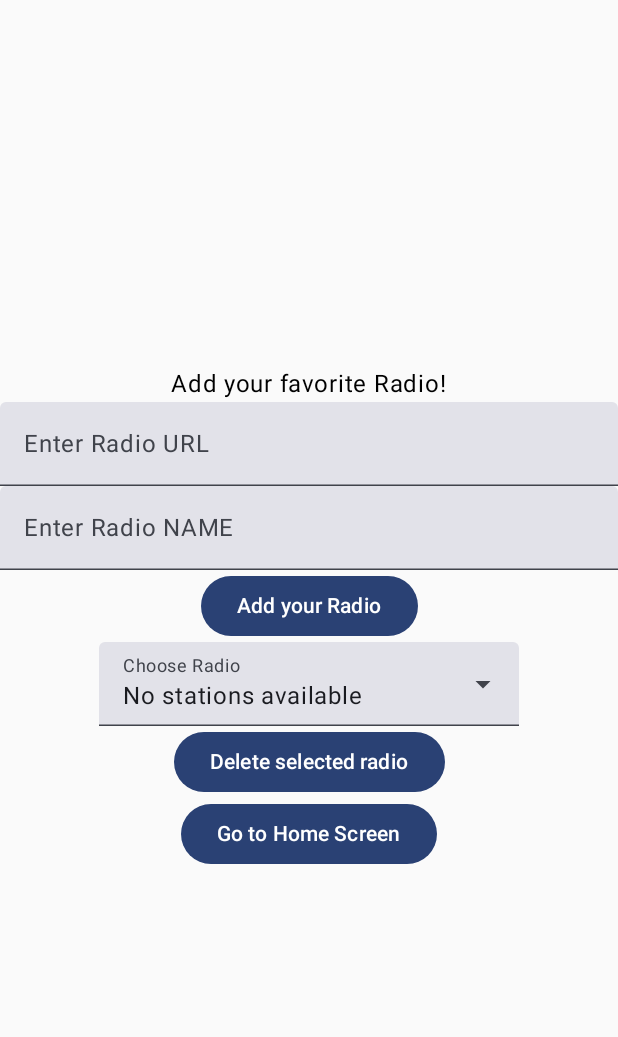
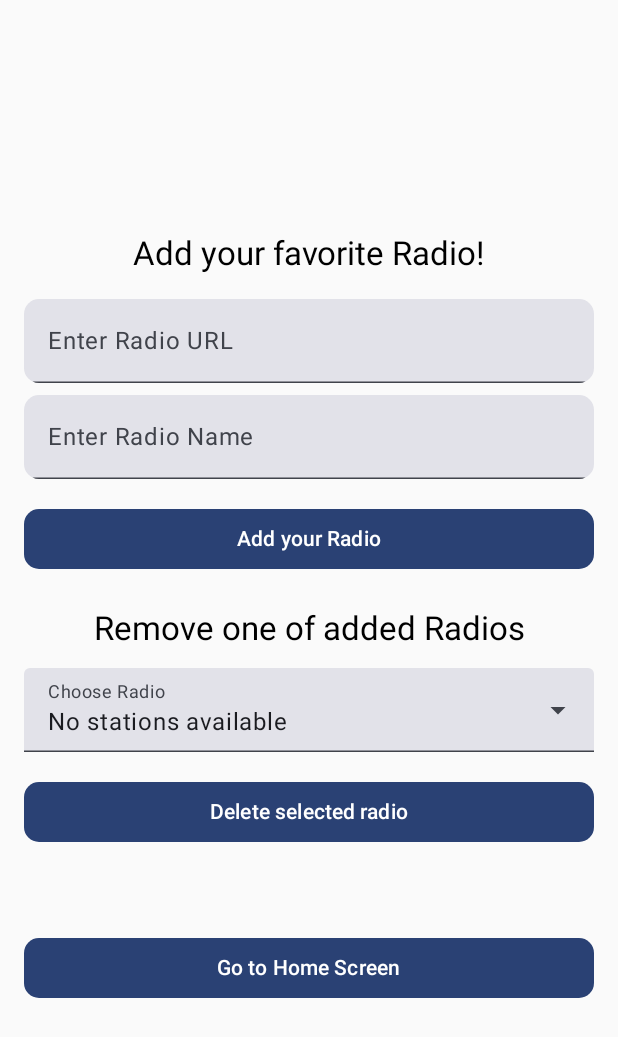
Before and after one commit to m-icha-l/Mood_Radio, an Android app built with Jetpack Compose: the FirstScreen screen opened through its navigation route, on a phone screen of 412 x 824 dp. Shown: the top 1037 px of the screen. Run offline under Robolectric (Android 15) with nearby library versions, the phone set to English and light mode, and no system bars; libraries missing offline, so code that uses them is left out: com.google.android.exoplayer2.

Commit message:
UI update

```diff
--- a/app/build.gradle.kts
+++ b/app/build.gradle.kts
@@ -54,6 +54,7 @@ dependencies {
     implementation(libs.androidx.navigation.compose)
     implementation(libs.material3)
     implementation(libs.androidx.compose.material3.material3.v100)
+    implementation(libs.androidx.material)
     implementation(libs.ui)
     implementation(libs.androidx.navigation.compose.v240alpha10)
     implementation(libs.gson)
--- a/app/src/main/java/com/example/wake_up_radio/MainActivity.kt
+++ b/app/src/main/java/com/example/wake_up_radio/MainActivity.kt
@@ -5,20 +5,16 @@ import android.os.Bundle
 import androidx.activity.ComponentActivity
 import androidx.activity.compose.setContent
 import androidx.compose.foundation.clickable
-import androidx.compose.foundation.layout.Arrangement
-import androidx.compose.foundation.layout.Column
-import androidx.compose.foundation.layout.fillMaxSize
-import androidx.compose.foundation.layout.fillMaxWidth
+import androidx.compose.foundation.layout.*
+import androidx.compose.foundation.shape.RoundedCornerShape
 import androidx.compose.material.icons.Icons
 import androidx.compose.material.icons.filled.ArrowDropDown
-import androidx.compose.material3.Button
-import androidx.compose.material3.Icon
-import androidx.compose.material3.Text
-import androidx.compose.material3.TextField
+import androidx.compose.material3.*
 import androidx.compose.runtime.*
 import androidx.compose.ui.Alignment
 import androidx.compose.ui.Modifier
 import androidx.compose.ui.platform.LocalContext
+import androidx.compose.ui.unit.dp
 import androidx.lifecycle.ViewModel
 import androidx.lifecycle.ViewModelProvider
 import androidx.lifecycle.viewmodel.compose.viewModel
@@ -27,12 +23,6 @@ import androidx.navigation.compose.NavHost
 import androidx.navigation.compose.composable
 import androidx.navigation.compose.rememberNavController
 import com.example.wake_up_radio.ui.theme.Wake_up_radioTheme
-import androidx.compose.material3.ExposedDropdownMenuBox
-import androidx.compose.material3.DropdownMenuItem
-import androidx.compose.material3.ExperimentalMaterial3Api
-
-import androidx.compose.runtime.Composable
-
 
 class MainActivity : ComponentActivity() {
     override fun onCreate(savedInstanceState: Bundle?) {
@@ -51,246 +41,222 @@ class ModelFactory(private val context: Context) : ViewModelProvider.Factory {
     }
 }
 
-
 @Composable
 fun NavigationGraph() {
-    // Create the NavController to manage navigation
     val navController = rememberNavController()
-
-    // Set up the navigation host
     NavHost(navController = navController, startDestination = "home") {
-        // Define Composables for each route
         composable("home") { RadioPlayerScreen(navController) }
-        composable("first_screen") { First_Screen(navController) }
+        composable("first_screen") { FirstScreen(navController) }
     }
 }
 
 @OptIn(ExperimentalMaterial3Api::class)
 @Composable
-fun RadioPlayerScreen(navController: NavController, modifier: Modifier = Modifier) {
+fun RadioPlayerScreen(navController: NavController) {
     val context = LocalContext.current
-     // Tworzenie ViewModel
     val myViewModel: Model_logic = viewModel(factory = ModelFactory(context))
-    val isPlaying by myViewModel::isPlaying // Obserwacja stanu
+    val isPlaying by myViewModel::isPlaying
+
+    val radioNames = context.resources.getStringArray(R.array.radio_names)
+    val radioLinks = context.resources.getStringArray(R.array.radio_links)
+    var selectedOption by remember { mutableStateOf(radioNames[0]) }
+
+    val namesNew = myViewModel.get_radio_names()
+    val linksNew = myViewModel.get_radio_links()
+    var selectedOptionNew by remember { mutableStateOf(namesNew.firstOrNull() ?: "No stations available") }
+
+    var expandedFavorites by remember { mutableStateOf(false) }
+    var expandedAll by remember { mutableStateOf(false) }
 
     Column(
-        modifier = Modifier.fillMaxSize(),
+        modifier = Modifier
+            .fillMaxSize()
+            .padding(16.dp),
         verticalArrangement = Arrangement.Center,
         horizontalAlignment = Alignment.CenterHorizontally
     ) {
-        val radioNames = context.resources.getStringArray(R.array.radio_names)
-        val radioLinks = context.resources.getStringArray(R.array.radio_links)
-        var selectedOption by remember { mutableStateOf(radioNames[0]) }
+        CustomDropdownMenu(
+            label = "Choose your Radio",
+            options = namesNew,
+            selectedOption = selectedOptionNew,
+            onSelect = { index ->
+                selectedOptionNew = namesNew[index]
+                myViewModel.change_radio(linksNew[index])
+            },
+            expanded = expandedFavorites,
+            onExpandChange = { expandedFavorites = it }
+        )
 
-        val names_new = myViewModel.get_radio_names()
-        val links_new = myViewModel.get_radio_links()
-        var selectedOption_new by remember { mutableStateOf(names_new.firstOrNull() ?: "No stations available") }
+        Spacer(modifier = Modifier.height(16.dp))
 
-        var expandedFavorites by remember { mutableStateOf(false) }
-        var expandedAll by remember { mutableStateOf(false) }
+        CustomDropdownMenu(
+            label = "Choose from default stations",
+            options = radioNames.toList(),
+            selectedOption = selectedOption,
+            onSelect = { index ->
+                selectedOption = radioNames[index]
+                myViewModel.change_radio(radioLinks[index])
+            },
+            expanded = expandedAll,
+            onExpandChange = { expandedAll = it }
+        )
 
-        // ExposedDropdownMenuBox
-        ExposedDropdownMenuBox(
-            expanded = expandedFavorites,
-            onExpandedChange = { expandedFavorites = it }
+        Spacer(modifier = Modifier.height(24.dp))
+
+        Button(
+            onClick = { myViewModel.pause_play() },
+            shape = RoundedCornerShape(10.dp),
+            modifier = Modifier.fillMaxWidth()
         ) {
-            TextField(
-                value = selectedOption_new,
-                onValueChange = {},
-                readOnly = true, // Zapobiega ręcznej edycji
-                modifier = Modifier
-                    .menuAnchor() // Wymagane dla Material3
-                    .clickable { expandedFavorites = true }, // Kliknięcie otwiera menu
-                label = { Text("Choose your Radio") },
-                trailingIcon = {
-                    Icon(
-                        imageVector = Icons.Default.ArrowDropDown,
-                        contentDescription = "Expand",
-                        modifier = Modifier.clickable { expandedFavorites = true } // Kliknięcie również rozwija
-                    )
-                }
-            )
-            // Menu Dropdown
-            ExposedDropdownMenu(
-                expanded = expandedFavorites,
-                onDismissRequest = { expandedFavorites = false } // Zamknięcie menu po kliknięciu poza
-            ) {
-                names_new.forEachIndexed { index, radio ->
-                    DropdownMenuItem(
-                        text = { Text(radio) },
-                        onClick = {
-                            selectedOption_new = radio
-                            myViewModel.change_radio(links_new[index])
-                            expandedFavorites = false
-                        }
-                    )
-                }
-            }
-        }
-
-
-
-        ExposedDropdownMenuBox(
-            expanded = expandedAll,
-            onExpandedChange = { expandedAll = it }
-        ) {
-            TextField(
-                value = selectedOption,
-                onValueChange = {},
-                readOnly = true,
-                modifier = Modifier
-                    .menuAnchor()
-                    .clickable { expandedAll = true },
-                label = { Text("Choose radio from default stations") },
-                trailingIcon = {
-                    Icon(
-                        imageVector = Icons.Default.ArrowDropDown,
-                        contentDescription = "Expand",
-                        modifier = Modifier.clickable { expandedAll = true }
-                    )
-                }
-            )
-            ExposedDropdownMenu(
-                expanded = expandedAll,
-                onDismissRequest = { expandedAll = false }
-            ) {
-                radioNames.forEach { radio ->
-                    DropdownMenuItem(
-                        text = { Text(radio) },
-                        onClick = {
-                            selectedOption = radio
-                            val index = radioNames.indexOf(radio)
-                            myViewModel.change_radio(radioLinks[index])
-                            expandedAll = false
-                        }
-                    )
-                }
-            }
-        }
-
-        // Przycisk Play / Stop
-        Button(onClick = { myViewModel.pause_play() }) {
             Text(if (isPlaying) "Stop" else "Play")
         }
 
-        // Przycisk nawigacyjny
-        Button(onClick = { navController.navigate("first_screen") }) {
-            Text("Go to Radio Menager")
+        Spacer(modifier = Modifier.height(16.dp))
+
+        Button(
+            onClick = { navController.navigate("first_screen") },
+            shape = RoundedCornerShape(10.dp),
+            modifier = Modifier.fillMaxWidth()
+        ) {
+            Text("Go to Radio Manager")
         }
     }
 }
 
-
-
-
-
-
 @OptIn(ExperimentalMaterial3Api::class)
 @Composable
-fun First_Screen(navController: NavController) {
+fun FirstScreen(navController: NavController) {
     val context = LocalContext.current
     val myViewModel: Model_logic = viewModel(factory = ModelFactory(context))
     val isPlaying by myViewModel::isPlaying
 
-
-    val names_new = myViewModel.get_radio_names()
-    val links_new = myViewModel.get_radio_links()
-    var selectedOption_new by remember { mutableStateOf(names_new.firstOrNull() ?: "No stations available") }
+    val namesNew = myViewModel.get_radio_names()
+    val linksNew = myViewModel.get_radio_links()
+    var selectedOptionNew by remember { mutableStateOf(namesNew.firstOrNull() ?: "No stations available") }
 
     var expandedFavorites by remember { mutableStateOf(false) }
-    var del_radio by remember { mutableStateOf("") }
+    var delRadio by remember { mutableStateOf("") }
+    var userLink by remember { mutableStateOf("") }
+    var userRadioName by remember { mutableStateOf("") }
 
-    // Simple UI for second screen
     Column(
-        modifier = Modifier.fillMaxSize(),
+        modifier = Modifier
+            .fillMaxSize()
+            .padding(16.dp),
         verticalArrangement = Arrangement.Center,
         horizontalAlignment = Alignment.CenterHorizontally
     ) {
-        var user_link by remember { mutableStateOf("") }
-        var user_radio_name by remember { mutableStateOf("") }
-        Text("Add your favorite Radio!")
-        TextField(
-            value = user_link,
-            onValueChange = { user_link = it },
-            label = { Text("Enter Radio URL") },
-            modifier = Modifier.fillMaxWidth()
-        )
-        TextField(
-            value = user_radio_name,
-            onValueChange = { user_radio_name = it },
-            label = { Text("Enter Radio NAME") },
-            modifier = Modifier.fillMaxWidth()
-        )
+        Text("Add your favorite Radio!", style = MaterialTheme.typography.titleLarge)
+
+        Spacer(modifier = Modifier.height(12.dp))
+
+        CustomTextField("Enter Radio URL", userLink) { userLink = it }
+        CustomTextField("Enter Radio Name", userRadioName) { userRadioName = it }
+
+        Spacer(modifier = Modifier.height(12.dp))
+
         Button(
             onClick = {
-                if(isPlaying)
-                {
-                    myViewModel.pause_play()
-                }
-                myViewModel.add_Radio_Station(user_link,user_radio_name)
-        }) {
+                if (isPlaying) myViewModel.pause_play()
+                myViewModel.add_Radio_Station(userLink, userRadioName)
+            },
+            shape = RoundedCornerShape(10.dp),
+            modifier = Modifier.fillMaxWidth()
+        ) {
             Text("Add your Radio")
         }
 
-        ExposedDropdownMenuBox(
+        Spacer(modifier = Modifier.height(22.dp))
+        Text("Remove one of added Radios", style = MaterialTheme.typography.titleLarge)
+        Spacer(modifier = Modifier.height(12.dp))
+        CustomDropdownMenu(
+            label = "Choose Radio",
+            options = namesNew,
+            selectedOption = selectedOptionNew,
+            onSelect = { index ->
+                selectedOptionNew = namesNew[index]
+                delRadio = namesNew[index]
+            },
             expanded = expandedFavorites,
-            onExpandedChange = { expandedFavorites = it }
+            onExpandChange = { expandedFavorites = it }
+        )
+
+        Spacer(modifier = Modifier.height(16.dp))
+
+        Button(
+            onClick = {
+                if (isPlaying) myViewModel.pause_play()
+                val index = namesNew.indexOf(delRadio)
+                if (index != -1) myViewModel.remove_Radio_Station(linksNew[index], delRadio)
+            },
+            shape = RoundedCornerShape(10.dp),
+            modifier = Modifier.fillMaxWidth()
         ) {
-            TextField(
-                value = selectedOption_new,
-                onValueChange = {},
-                readOnly = true,
-                modifier = Modifier
-                    .menuAnchor()
-                    .clickable { expandedFavorites = true },
-                label = { Text("Choose Radio") },
-                trailingIcon = {
-                    Icon(
-                        imageVector = Icons.Default.ArrowDropDown,
-                        contentDescription = "Expand",
-                        modifier = Modifier.clickable { expandedFavorites = true }
-                    )
-                }
-            )
-            // Menu Dropdown
-            ExposedDropdownMenu(
-                expanded = expandedFavorites,
-                onDismissRequest = { expandedFavorites = false }
-            ) {
-                names_new.forEachIndexed { index, radio ->
-                    DropdownMenuItem(
-                        text = { Text(radio) },
-                        onClick = {
-                            selectedOption_new = radio
-                            selectedOption_new = radio
-                            del_radio = radio
-                            expandedFavorites = false
-                        }
-                    )
-                }
-            }
-        }
-        Button(onClick =
-        {
-            if(isPlaying)
-            {
-                myViewModel.pause_play()
-            }
-            if (del_radio.isNotEmpty())
-            {
-                val index = names_new.indexOf(del_radio)
-
-                if (index != -1) {
-                    myViewModel.remove_Radio_Station(links_new[index], del_radio)
-                }
-            }
-
-        })
-        {
             Text("Delete selected radio")
         }
-        Button(onClick = { navController.navigate("home") }) {
+
+        Spacer(modifier = Modifier.height(56.dp))
+
+        Button(
+            onClick = { navController.navigate("home") },
+            shape = RoundedCornerShape(10.dp),
+            modifier = Modifier.fillMaxWidth()
+        ) {
             Text("Go to Home Screen")
         }
     }
 }
+
+@OptIn(ExperimentalMaterial3Api::class)
+@Composable
+fun CustomDropdownMenu(
+    label: String,
+    options: List<String>,
+    selectedOption: String,
+    onSelect: (Int) -> Unit,
+    expanded: Boolean,
+    onExpandChange: (Boolean) -> Unit
+) {
+    ExposedDropdownMenuBox(
+        expanded = expanded,
+        onExpandedChange = onExpandChange
+    ) {
+        TextField(
+            value = selectedOption,
+            onValueChange = {},
+            readOnly = true,
+            modifier = Modifier
+                .fillMaxWidth()
+                .menuAnchor()
+                .clickable { onExpandChange(true) },
+            label = { Text(label) },
+            trailingIcon = {
+                Icon(Icons.Default.ArrowDropDown, "Expand", Modifier.clickable { onExpandChange(true) })
+            }
+        )
+        ExposedDropdownMenu(expanded = expanded, onDismissRequest = { onExpandChange(false) }) {
+            options.forEachIndexed { index, option ->
+                DropdownMenuItem(
+                    text = { Text(option) },
+                    onClick = {
+                        onSelect(index)
+                        onExpandChange(false)
+                    }
+                )
+            }
+        }
+    }
+}
+
+@Composable
+fun CustomTextField(label: String, value: String, onValueChange: (String) -> Unit) {
+    TextField(
+        value = value,
+        onValueChange = onValueChange,
+        label = { Text(label) },
+        modifier = Modifier
+            .fillMaxWidth()
+            .padding(vertical = 4.dp),
+        shape = RoundedCornerShape(10.dp)
+    )
+}
--- a/gradle/libs.versions.toml
+++ b/gradle/libs.versions.toml
@@ -12,6 +12,7 @@ lifecycleRuntimeKtx = "2.8.7"
 activityCompose = "1.10.0"
 composeBom = "2024.04.01"
 activityKtx = "1.10.0"
+material = "1.7.8"
 material3 = "1.3.1"
 navigationCompose = "2.8.8"
 navigationComposeVersion = "2.4.0-alpha10"
@@ -21,6 +22,7 @@ ui = "1.7.8"
 androidx-compose-material3-material3-v100 = { module = "androidx.compose.material3:material3", version.ref = "androidxMaterial3Version" }
 androidx-core-ktx = { group = "androidx.core", name = "core-ktx", version.ref = "coreKtx" }
 androidx-lifecycle-viewmodel-compose = { module = "androidx.lifecycle:lifecycle-viewmodel-compose", version.ref = "lifecycleRuntimeKtx" }
+androidx-material = { module = "androidx.compose.material:material", version.ref = "material" }
 androidx-navigation-compose = { module = "androidx.navigation:navigation-compose", version.ref = "navigationCompose" }
 androidx-navigation-compose-v240alpha10 = { module = "androidx.navigation:navigation-compose", version.ref = "navigationComposeVersion" }
 exoplayer = { module = "com.google.android.exoplayer:exoplayer", version.ref = "exoplayer" }
```
